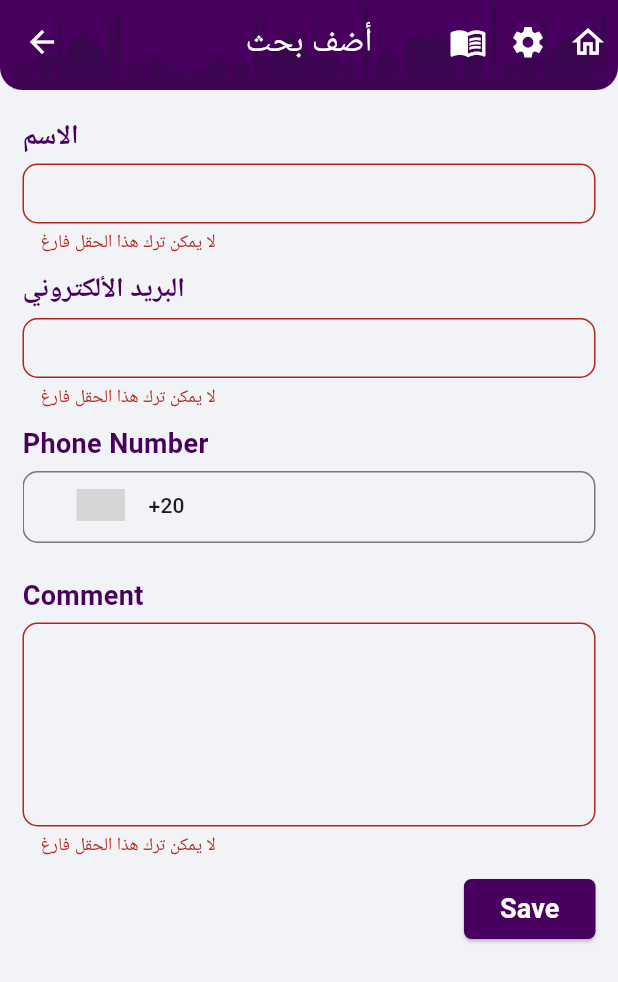
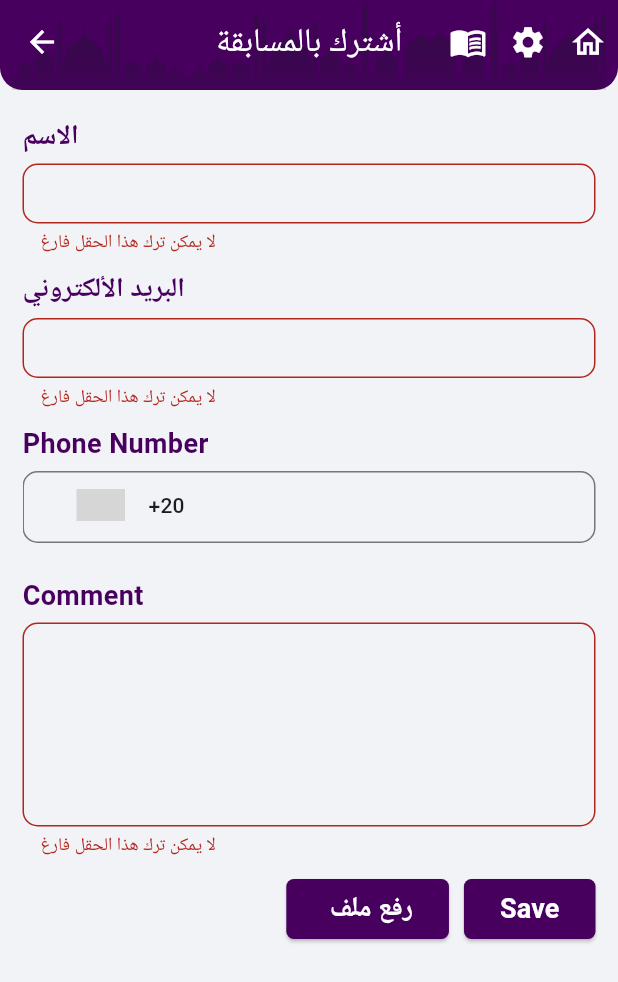
Before and after one commit to EslamKamel89/dlalat_quaran_new, a Flutter app: the JoinCompetitonView screen opened by its route, after a tap on "Save", on a phone screen of 412 x 824 dp. Shown: the top 982 px of the screen. Run offline on Flutter 3.47's test engine with Material 3 defaults, Android fonts, the phone set to English and light mode, and no system bars; drawn by our look-alikes of country_code_picker; our stand-ins replace audioplayers, device_info_plus, dio, file_picker, flutter_html, flutter_spinkit and 10 more; missing offline and left inert: dio_logging_interceptor; accounts and stored records are empty; network calls fail; Roboto replaces fonts that are missing (Almarai); statements that could not run were skipped; grey boxes are pictures that could not be loaded.

Commit message:
finishing the competitions feature

```diff
--- a/lib/controllers/competitions_controller.dart
+++ b/lib/controllers/competitions_controller.dart
@@ -15,7 +15,10 @@ abstract class CompetitionsData {
 class CompetitionsController extends GetxController {
   static const String _domainLink = "https://ioqs.org/control-panel/api/v1/";
   static const String _getAllQuestions = "allquestions";
-  ResponseState responseState = ResponseState.initial;
+
+  ResponseState getAllQuestionsResponseState = ResponseState.initial;
+  ResponseState joinCompetitionResponseState = ResponseState.initial;
+
   final DioConsumer dioConsumer;
   CompetitionsController({required this.dioConsumer});
 
@@ -23,19 +26,19 @@ class CompetitionsController extends GetxController {
     const t = 'allQuestions - CompetitionsController ';
     pr('fetching data started', t);
     const path = _domainLink + _getAllQuestions;
-    responseState = ResponseState.loading;
+    getAllQuestionsResponseState = ResponseState.loading;
     try {
       final response = await dioConsumer.get(path);
       pr(response, t);
       CompetitionsData.competitionsList =
           jsonDecode(response).map<CompetitionModel>((json) => CompetitionModel.fromJson(json)).toList();
       CompetitionsData.filteredList = CompetitionsData.competitionsList;
-      responseState = ResponseState.success;
+      getAllQuestionsResponseState = ResponseState.success;
       update();
       return true;
     } on Exception catch (e) {
       pr('Exeption occured: $e', t);
-      responseState = ResponseState.failed;
+      getAllQuestionsResponseState = ResponseState.failed;
       showCustomSnackBar(title: "خطأ", body: "نأسف لحدوث خطا و برجاء المحاولة مرة أخري", isSuccess: false);
       update();
       return false;
--- a/lib/ui/competition_screen.dart
+++ b/lib/ui/competition_screen.dart
@@ -54,7 +54,7 @@ class _CompetitionsScreenState extends State<CompetitionsScreen> {
                         itemCount: pr(CompetitionsData.filteredList.length, 'competion list data'),
                       ),
                     )
-                  : _competitionsController.responseState == ResponseState.loading
+                  : _competitionsController.getAllQuestionsResponseState == ResponseState.loading
                       ? SizedBox(
                           width: double.infinity,
                           height: context.height * 0.6,
@@ -62,7 +62,7 @@ class _CompetitionsScreenState extends State<CompetitionsScreen> {
                       : Expanded(
                           child: Center(
                             child: Text(
-                              'no_competitions_found'.tr,
+                              'لا يوجد أي مسابقات حاليا'.tr,
                               textAlign: TextAlign.center,
                             ),
                           ),
--- a/lib/ui/join_competition_screen.dart
+++ b/lib/ui/join_competition_screen.dart
@@ -1,8 +1,12 @@
 import 'package:country_code_picker/country_code_picker.dart';
 import 'package:dlalat_quaran_new/controllers/competitions_controller.dart';
+import 'package:dlalat_quaran_new/controllers/join_competition_controller.dart';
+import 'package:dlalat_quaran_new/dialogs/custom_snack_bar.dart';
 import 'package:dlalat_quaran_new/models/competition_model.dart';
+import 'package:dlalat_quaran_new/utils/api_service/upload_file_to_api.dart';
 import 'package:dlalat_quaran_new/utils/colors.dart';
 import 'package:dlalat_quaran_new/utils/print_helper.dart';
+import 'package:dlalat_quaran_new/utils/servicle_locator.dart';
 import 'package:dlalat_quaran_new/widgets/custom_buttons.dart';
 import 'package:dlalat_quaran_new/widgets/quran_toolbar.dart';
 import 'package:flutter/material.dart';
@@ -24,6 +28,8 @@ class _JoinCompetitonViewState extends State<JoinCompetitonView> {
   String phone = '';
   String comment = '';
   String countryCode = '';
+  final JoinCompetitionController _joinCompetitionController =
+      Get.put(JoinCompetitionController(dioConsumer: serviceLocator()));
   @override
   void initState() {
     formKey = GlobalKey<FormState>();
@@ -37,7 +43,7 @@ class _JoinCompetitonViewState extends State<JoinCompetitonView> {
     return Form(
       key: formKey,
       child: Scaffold(
-        appBar: QuranBar('أضف بحث'.tr),
+        appBar: QuranBar("أشترك بالمسابقة".tr),
         backgroundColor: lightGray2,
         body: Padding(
           padding: const EdgeInsets.only(left: 15.0, right: 15.0, top: 8),
@@ -180,27 +186,57 @@ class _JoinCompetitonViewState extends State<JoinCompetitonView> {
                   ),
                 ),
                 const SizedBox(height: 10),
-                Align(
-                  alignment: AlignmentDirectional.centerEnd,
-                  child: PrimaryButton(
-                    onPressed: () {
+                Row(
+                  mainAxisAlignment: MainAxisAlignment.end,
+                  children: [
+                    PrimaryButton(
+                      onPressed: () async {
+                        JoinCompetitionData.uploadFile = await pickFile();
+                        setState(() {});
+                      },
+                      borderRadius: 5,
+                      child: Row(
+                        children: [
+                          JoinCompetitionData.uploadFile != null
+                              ? const Icon(Icons.check, color: Colors.white)
+                              : const SizedBox(),
+                          const SizedBox(width: 5),
+                          Text(
+                            'رفع ملف'.tr,
+                            style: const TextStyle(
+                              fontWeight: FontWeight.bold,
+                              color: Colors.white,
+                              fontSize: 18,
+                              fontFamily: 'Almarai',
+                            ),
+                          ),
+                        ],
+                      ),
+                    ),
+                    const SizedBox(width: 10),
+                    PrimaryButton(
+                      onPressed: () async {
                         if (!formKey.currentState!.validate()) {
                           return;
                         }
-                      // commentController.addComment(
-                      //   commentType: commentType == 'ayah'
-                      //       ? CommentType.ayah
-                      //       : commentType == 'tag'
-                      //           ? CommentType.tag
-                      //           : CommentType.article,
-                      //   id: id ?? 1,
-                      //   name: name,
-                      //   email: email,
-                      //   phone:
-                      //       (countryCode == '' ? '+20' : countryCode) + phone,
-                      //   comment: comment,
-                      // );
+                        if (JoinCompetitionData.uploadFile == null) {
+                          pr("User didn't pick the file", 'submit button');
+                          showCustomSnackBar(title: 'خطأ', body: 'لم يتم أختيار ملف ', isSuccess: false);
+                          return;
+                        }
+                        if (await _joinCompetitionController.joinCompetition(
+                          id: widget.competitionModel?.id ?? 0,
+                          email: email,
+                          name: name,
+                          phone: countryCode + phone,
+                          comment: comment,
+                        )) {
                           Get.back();
+                          return;
+                        } else {
+                          showCustomSnackBar(
+                              title: "خطأ", body: "نأسف لحدوث خطا و برجاء المحاولة مرة أخري", isSuccess: false);
+                        }
                       },
                       borderRadius: 5,
                       child: Text(
@@ -213,6 +249,7 @@ class _JoinCompetitonViewState extends State<JoinCompetitonView> {
                         ),
                       ),
                     ),
+                  ],
                 ),
               ],
             ),
--- a/lib/widgets/competitions_widgets.dart
+++ b/lib/widgets/competitions_widgets.dart
@@ -25,9 +25,8 @@ class CompetitionsWidget extends StatelessWidget {
         style: ElevatedButton.styleFrom(
             foregroundColor: Colors.grey, backgroundColor: Colors.white, padding: EdgeInsets.zero, elevation: 2),
         onPressed: () {
-          Get.to(
-            JoinCompetitonView(),
-            transition: Transition.fadeIn,
+          Get.toNamed(
+            JoinCompetitonView.id,
             arguments: {'competitionModel': competitionModel},
           );
         },
--- a/pubspec.yaml
+++ b/pubspec.yaml
@@ -57,6 +57,7 @@ dependencies:
   share_plus: ^6.3.0
   shared_preferences: null
   sqflite: null
+  url_launcher: ^6.3.1
   youtube_player_flutter: ^8.0.0
   zoom_widget: null
 
```
Also changed, not shown: lib/controllers/download_link_controller.dart (added, +51 -0 lines), lib/controllers/join_competition_controller.dart (added, +66 -0 lines), lib/ui/dialog_word_tag.dart (+45 -24 lines), lib/utils/api_service/upload_file_to_api.dart (added, +20 -0 lines), lib/widgets/explain_dialog.dart (+51 -42 lines), pubspec.lock, 2 other files. Lines whose indentation alone changed are shown as unchanged.
